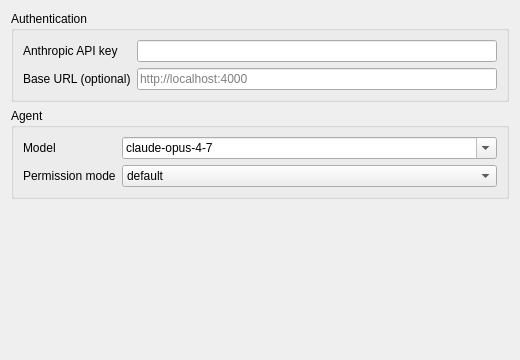
The window that src/Mod/CADAgent/dlgPreferencesCADAgent.ui (toreleon/CADAgent) describes before a commit, drawn with Qt 5.
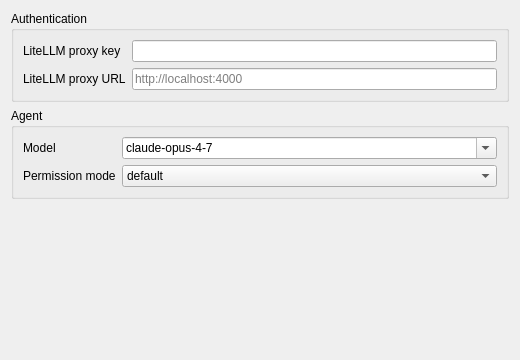
The same window after the commit. Custom widgets are drawn as their Qt base class.

Commit message: feat: add LLM configuration dialog and probe stream script; update UI and CMakeLists

The edit to the form file:
```diff
--- a/src/Mod/CADAgent/dlgPreferencesCADAgent.ui
+++ b/src/Mod/CADAgent/dlgPreferencesCADAgent.ui
@@ -23,7 +23,7 @@
       <item row="0" column="0">
        <widget class="QLabel" name="labelApiKey">
         <property name="text">
-         <string>Anthropic API key</string>
+         <string>LiteLLM proxy key</string>
         </property>
        </widget>
       </item>
@@ -46,7 +46,7 @@
       <item row="1" column="0">
        <widget class="QLabel" name="labelBaseURL">
         <property name="text">
-         <string>Base URL (optional)</string>
+         <string>LiteLLM proxy URL</string>
         </property>
        </widget>
       </item>
```
Left out of the diff: 6 changed lines with no effect on the pictures. The commit also changes 7 other files.
